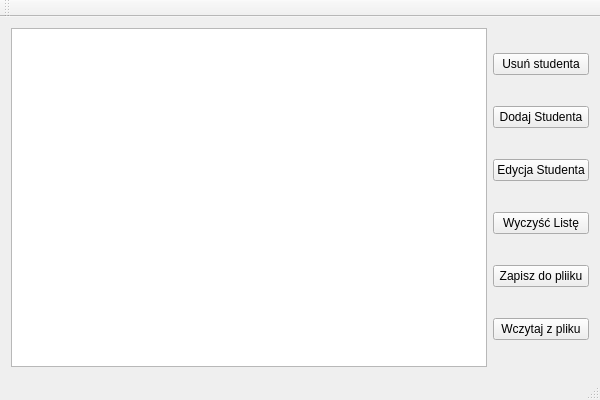
This is StudentListManager.ui in krx2/Student-List-Manager as Qt 5 draws it before an edit. The edited form follows.
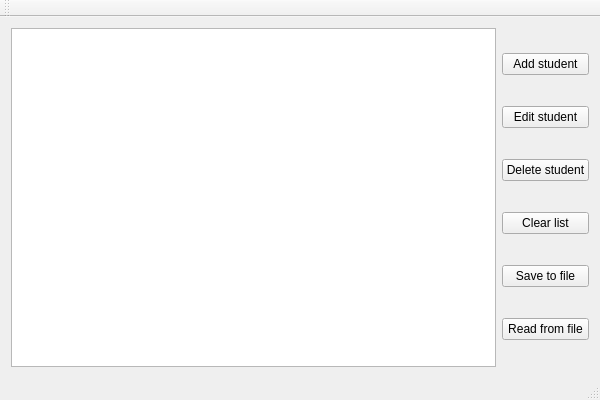
This is the edited form.

Commit message: drobne poprawki + tłumaczenie na angielski. wersja końcowa

The edit to the form file:
```diff
--- a/StudentListManager.ui
+++ b/StudentListManager.ui
@@ -20,45 +20,45 @@
     </item>
     <item>
      <layout class="QVBoxLayout" name="verticalLayout">
-      <item>
-       <widget class="QPushButton" name="delButton">
-        <property name="text">
-         <string>Usuń studenta</string>
-        </property>
-       </widget>
-      </item>
       <item>
        <widget class="QPushButton" name="addButton">
         <property name="text">
-         <string>Dodaj Studenta</string>
+         <string>Add student</string>
         </property>
        </widget>
       </item>
       <item>
        <widget class="QPushButton" name="editButton">
         <property name="text">
-         <string>Edycja Studenta</string>
+         <string>Edit student</string>
+        </property>
+       </widget>
+      </item>
+      <item>
+       <widget class="QPushButton" name="delButton">
+        <property name="text">
+         <string>Delete student</string>
         </property>
        </widget>
       </item>
       <item>
        <widget class="QPushButton" name="clearButton">
         <property name="text">
-         <string>Wyczyść Listę</string>
+         <string>Clear list</string>
         </property>
        </widget>
       </item>
       <item>
        <widget class="QPushButton" name="saveButton">
         <property name="text">
-         <string>Zapisz do pliiku</string>
+         <string>Save to file</string>
         </property>
        </widget>
       </item>
       <item>
        <widget class="QPushButton" name="loadButton">
         <property name="text">
-         <string>Wczytaj z pliku</string>
+         <string>Read from file</string>
         </property>
        </widget>
       </item>
```
The commit also changes 1 other file.
